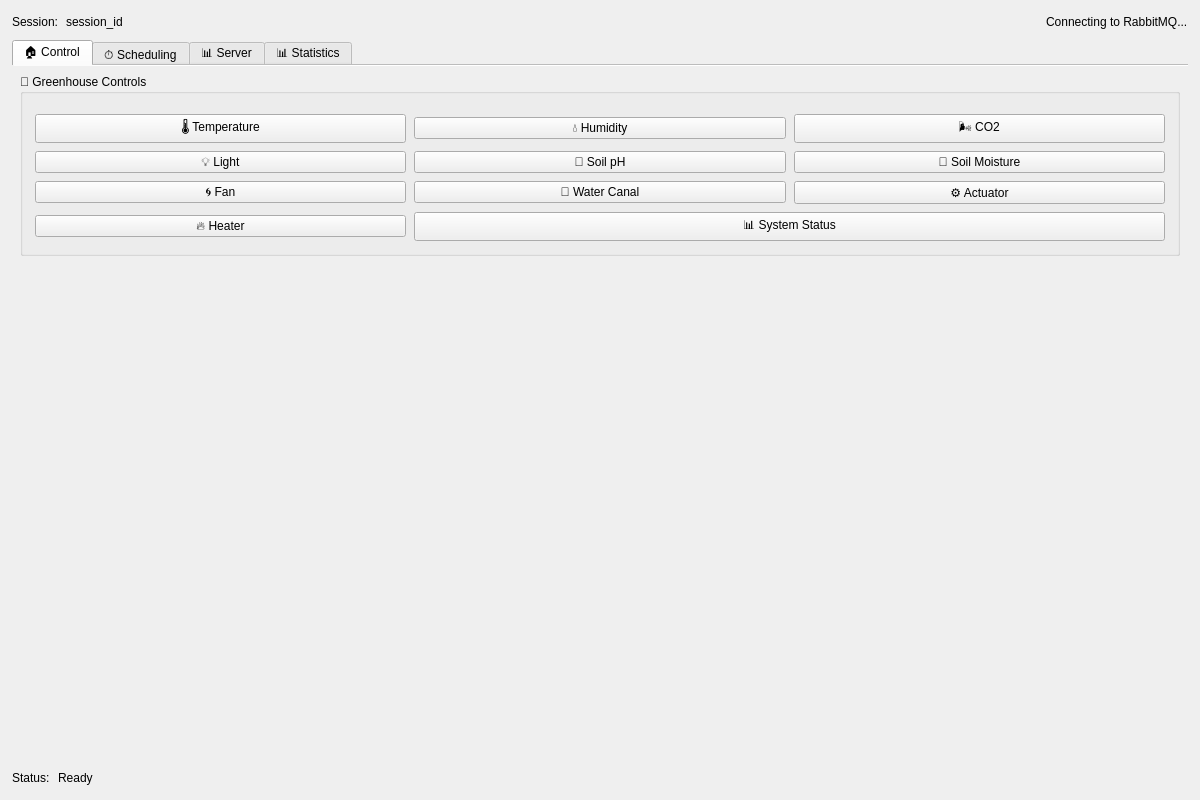
Before: the Qt Designer form frontend/front.ui in TigranYavroyan/GreenHouse_Application, drawn with Qt 5.
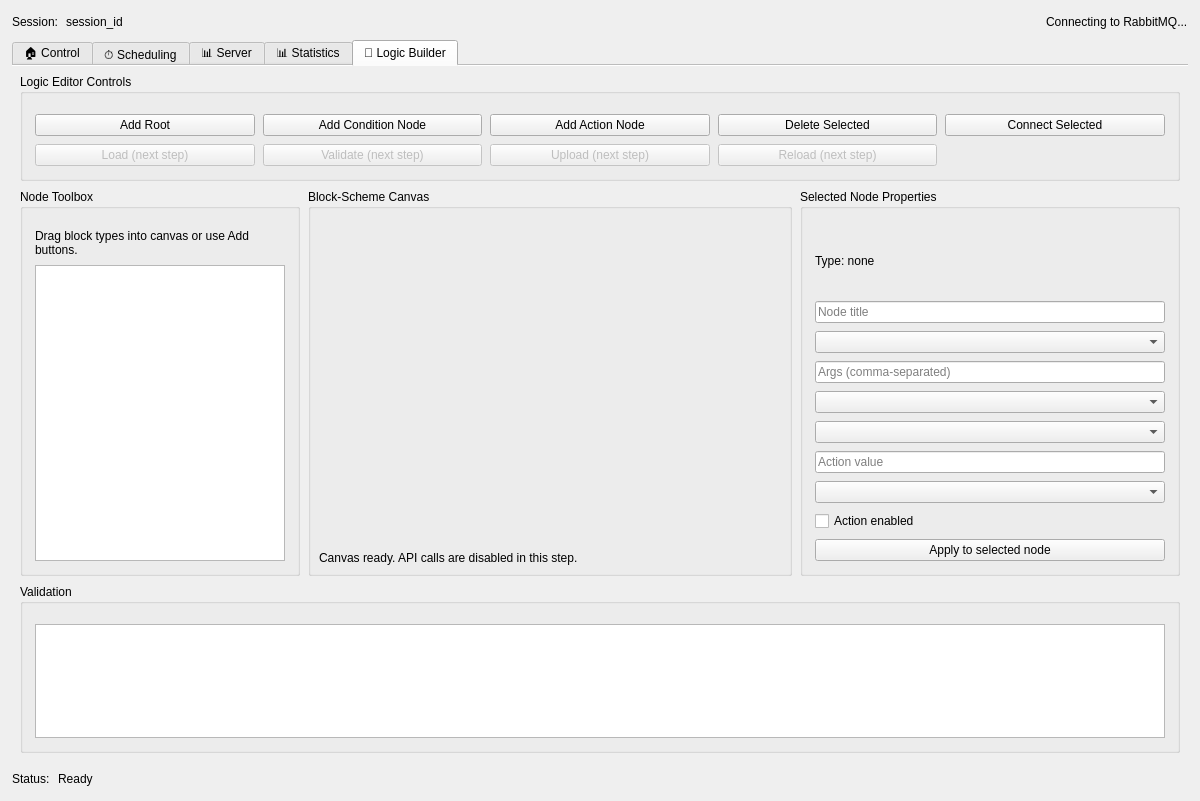
After: the same form once the commit is applied. The open tabs and pages were chosen to show the change.

Commit message: feat: added new tab for block-scheme generation for the core logic description and flow

Diff of the .ui file:
```diff
--- a/frontend/front.ui
+++ b/frontend/front.ui
@@ -1270,6 +1270,368 @@
         </item>
        </layout>
       </widget>
+      <widget class="QWidget" name="logicTab">
+       <attribute name="title">
+        <string>🧠 Logic Builder</string>
+       </attribute>
+       <layout class="QVBoxLayout" name="logicTabLayout">
+        <property name="spacing">
+         <number>8</number>
+        </property>
+        <property name="leftMargin">
+         <number>8</number>
+        </property>
+        <property name="topMargin">
+         <number>8</number>
+        </property>
+        <property name="rightMargin">
+         <number>8</number>
+        </property>
+        <property name="bottomMargin">
+         <number>8</number>
+        </property>
+        <item>
+         <widget class="QGroupBox" name="logicControlsGroup">
+          <property name="title">
+           <string>Logic Editor Controls</string>
+          </property>
+          <layout class="QGridLayout" name="logicControlsLayout">
+           <property name="leftMargin">
+            <number>12</number>
+           </property>
+           <property name="topMargin">
+            <number>20</number>
+           </property>
+           <property name="rightMargin">
+            <number>12</number>
+           </property>
+           <property name="bottomMargin">
+            <number>12</number>
+           </property>
+           <property name="horizontalSpacing">
+            <number>8</number>
+           </property>
+           <property name="verticalSpacing">
+            <number>8</number>
+           </property>
+           <item row="0" column="0">
+            <widget class="QPushButton" name="logicAddRootButton">
+             <property name="text">
+              <string>Add Root</string>
+             </property>
+            </widget>
+           </item>
+           <item row="0" column="1">
+            <widget class="QPushButton" name="logicAddConditionButton">
+             <property name="text">
+              <string>Add Condition Node</string>
+             </property>
+            </widget>
+           </item>
+           <item row="0" column="2">
+            <widget class="QPushButton" name="logicAddActionButton">
+             <property name="text">
+              <string>Add Action Node</string>
+             </property>
+            </widget>
+           </item>
+           <item row="0" column="3">
+            <widget class="QPushButton" name="logicDeleteSelectedButton">
+             <property name="text">
+              <string>Delete Selected</string>
+             </property>
+            </widget>
+           </item>
+           <item row="0" column="4">
+            <widget class="QPushButton" name="logicConnectSelectedButton">
+             <property name="text">
+              <string>Connect Selected</string>
+             </property>
+            </widget>
+           </item>
+           <item row="1" column="0">
+            <widget class="QPushButton" name="logicLoadButton">
+             <property name="enabled">
+              <bool>false</bool>
+             </property>
+             <property name="text">
+              <string>Load (next step)</string>
+             </property>
+            </widget>
+           </item>
+           <item row="1" column="1">
+            <widget class="QPushButton" name="logicValidateButton">
+             <property name="enabled">
+              <bool>false</bool>
+             </property>
+             <property name="text">
+              <string>Validate (next step)</string>
+             </property>
+            </widget>
+           </item>
+           <item row="1" column="2">
+            <widget class="QPushButton" name="logicUploadButton">
+             <property name="enabled">
+              <bool>false</bool>
+             </property>
+             <property name="text">
+              <string>Upload (next step)</string>
+             </property>
+            </widget>
+           </item>
+           <item row="1" column="3">
+            <widget class="QPushButton" name="logicReloadButton">
+             <property name="enabled">
+              <bool>false</bool>
+             </property>
+             <property name="text">
+              <string>Reload (next step)</string>
+             </property>
+            </widget>
+           </item>
+          </layout>
+         </widget>
+        </item>
+        <item>
+         <layout class="QHBoxLayout" name="logicMainLayout">
+          <property name="spacing">
+           <number>8</number>
+          </property>
+          <item>
+           <widget class="QGroupBox" name="logicToolboxGroup">
+            <property name="minimumSize">
+             <size>
+              <width>210</width>
+              <height>0</height>
+             </size>
+            </property>
+            <property name="maximumSize">
+             <size>
+              <width>280</width>
+              <height>16777215</height>
+             </size>
+            </property>
+            <property name="title">
+             <string>Node Toolbox</string>
+            </property>
+            <layout class="QVBoxLayout" name="logicToolboxLayout">
+             <property name="leftMargin">
+              <number>12</number>
+             </property>
+             <property name="topMargin">
+              <number>20</number>
+             </property>
+             <property name="rightMargin">
+              <number>12</number>
+             </property>
+             <property name="bottomMargin">
+              <number>12</number>
+             </property>
+             <property name="spacing">
+              <number>8</number>
+             </property>
+             <item>
+              <widget class="QLabel" name="logicToolboxHintLabel">
+               <property name="text">
+                <string>Drag block types into canvas or use Add buttons.</string>
+               </property>
+               <property name="wordWrap">
+                <bool>true</bool>
+               </property>
+              </widget>
+             </item>
+             <item>
+              <widget class="QListWidget" name="logicNodePaletteList"/>
+             </item>
+            </layout>
+           </widget>
+          </item>
+          <item>
+           <widget class="QGroupBox" name="logicCanvasGroup">
+            <property name="title">
+             <string>Block-Scheme Canvas</string>
+            </property>
+            <layout class="QVBoxLayout" name="logicCanvasLayout">
+             <property name="leftMargin">
+              <number>8</number>
+             </property>
+             <property name="topMargin">
+              <number>16</number>
+             </property>
+             <property name="rightMargin">
+              <number>8</number>
+             </property>
+             <property name="bottomMargin">
+              <number>8</number>
+             </property>
+             <property name="spacing">
+              <number>6</number>
+             </property>
+             <item>
+              <widget class="QWidget" name="logicCanvasContainer">
+               <property name="sizePolicy">
+                <sizepolicy hsizetype="Expanding" vsizetype="Expanding">
+                 <horstretch>1</horstretch>
+                 <verstretch>1</verstretch>
+                </sizepolicy>
+               </property>
+               <property name="minimumSize">
+                <size>
+                 <width>0</width>
+                 <height>320</height>
+                </size>
+               </property>
+               <layout class="QVBoxLayout" name="logicCanvasContainerLayout">
+                <property name="leftMargin">
+                 <number>0</number>
+                </property>
+                <property name="topMargin">
+                 <number>0</number>
+                </property>
+                <property name="rightMargin">
+                 <number>0</number>
+                </property>
+                <property name="bottomMargin">
+                 <number>0</number>
+                </property>
+               </layout>
+              </widget>
+             </item>
+             <item>
+              <widget class="QLabel" name="logicCanvasStatusLabel">
+               <property name="text">
+                <string>Canvas ready. API calls are disabled in this step.</string>
+               </property>
+              </widget>
+             </item>
+            </layout>
+           </widget>
+          </item>
+          <item>
+           <widget class="QGroupBox" name="logicPropertiesGroup">
+            <property name="minimumSize">
+             <size>
+              <width>260</width>
+              <height>0</height>
+             </size>
+            </property>
+            <property name="maximumSize">
+             <size>
+              <width>380</width>
+              <height>16777215</height>
+             </size>
+            </property>
+            <property name="title">
+             <string>Selected Node Properties</string>
+            </property>
+            <layout class="QVBoxLayout" name="logicPropertiesLayout">
+             <property name="leftMargin">
+              <number>12</number>
+             </property>
+             <property name="topMargin">
+              <number>20</number>
+             </property>
+             <property name="rightMargin">
+              <number>12</number>
+             </property>
+             <property name="bottomMargin">
+              <number>12</number>
+             </property>
+             <property name="spacing">
+              <number>8</number>
+             </property>
+             <item>
+              <widget class="QLabel" name="logicPropertyNodeTypeLabel">
+               <property name="text">
+                <string>Type: none</string>
+               </property>
+              </widget>
+             </item>
+             <item>
+              <widget class="QLineEdit" name="logicPropertyTitleEdit">
+               <property name="placeholderText">
+                <string>Node title</string>
+               </property>
+              </widget>
+             </item>
+             <item>
+              <widget class="QComboBox" name="logicPropertyConditionCombo"/>
+             </item>
+             <item>
+              <widget class="QLineEdit" name="logicPropertyArgsEdit">
+               <property name="placeholderText">
+                <string>Args (comma-separated)</string>
+               </property>
+              </widget>
+             </item>
+             <item>
+              <widget class="QComboBox" name="logicPropertyTargetCombo"/>
+             </item>
+             <item>
+              <widget class="QComboBox" name="logicPropertyValueTypeCombo"/>
+             </item>
+             <item>
+              <widget class="QLineEdit" name="logicPropertyValueEdit">
+               <property name="placeholderText">
+                <string>Action value</string>
+               </property>
+              </widget>
+             </item>
+             <item>
+              <widget class="QComboBox" name="logicPropertyTriggerCombo"/>
+             </item>
+             <item>
+              <widget class="QCheckBox" name="logicPropertyEnabledCheck">
+               <property name="text">
+                <string>Action enabled</string>
+               </property>
+              </widget>
+             </item>
+             <item>
+              <widget class="QPushButton" name="logicApplyPropertyButton">
+               <property name="text">
+                <string>Apply to selected node</string>
+               </property>
+              </widget>
+             </item>
+            </layout>
+           </widget>
+          </item>
+         </layout>
+        </item>
+        <item>
+         <widget class="QGroupBox" name="logicValidationGroup">
+          <property name="title">
+           <string>Validation</string>
+          </property>
+          <layout class="QVBoxLayout" name="logicValidationLayout">
+           <property name="leftMargin">
+            <number>12</number>
+           </property>
+           <property name="topMargin">
+            <number>20</number>
+           </property>
+           <property name="rightMargin">
+            <number>12</number>
+           </property>
+           <property name="bottomMargin">
+            <number>12</number>
+           </property>
+           <item>
+            <widget class="QListWidget" name="logicValidationList">
+             <property name="minimumSize">
+              <size>
+               <width>0</width>
+               <height>110</height>
+              </size>
+             </property>
+            </widget>
+           </item>
+          </layout>
+         </widget>
+        </item>
+       </layout>
+      </widget>
      </widget>
     </item>
     <item>
```
Left out of the diff: 4 changed lines with no effect on the pictures. The commit also changes 11 other files.
